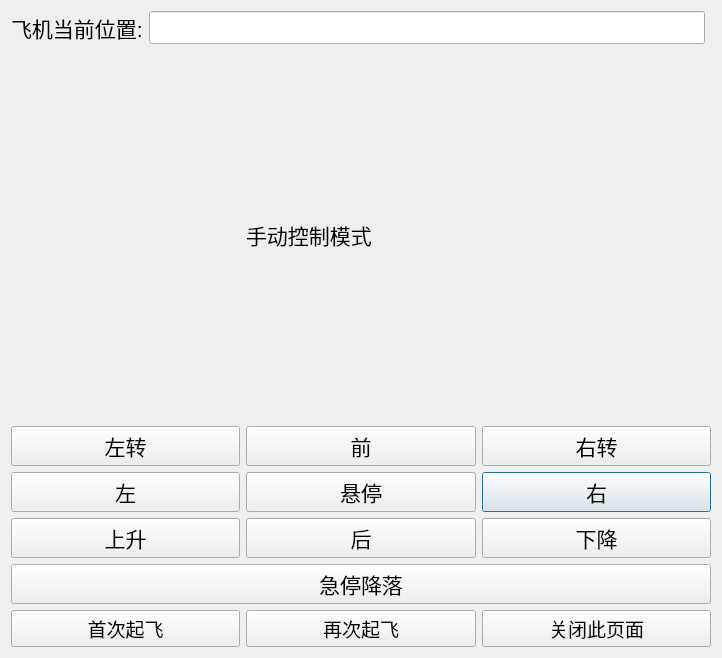
Before: the Qt Designer form src/GroundStation/GroundStation/myUI/subDialog1.ui in sincerely-hello-world/GroundStation, drawn with Qt 5.
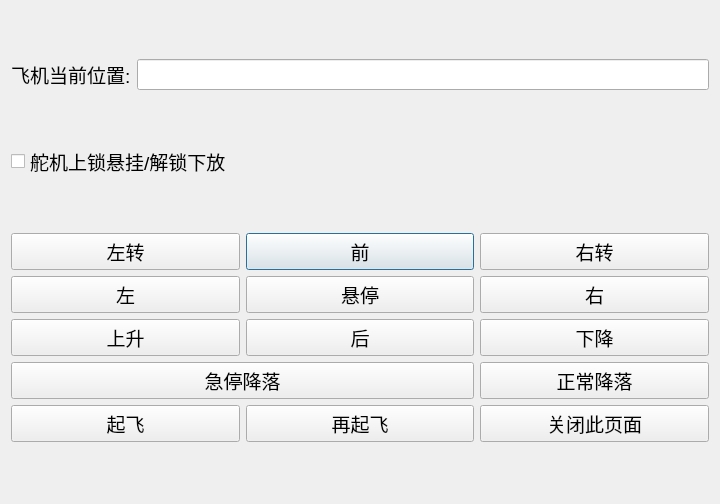
After: the same form once the commit is applied.

Commit message: 完善了起飞逻辑， 信号传递，界面布局

The edit to the form file:
```diff
--- a/src/GroundStation/GroundStation/myUI/subDialog1.ui
+++ b/src/GroundStation/GroundStation/myUI/subDialog1.ui
@@ -6,19 +6,19 @@
    <rect>
     <x>0</x>
     <y>0</y>
-    <width>722</width>
-    <height>658</height>
+    <width>720</width>
+    <height>504</height>
    </rect>
   </property>
   <property name="windowTitle">
    <string>Dialog</string>
   </property>
   <layout class="QGridLayout" name="gridLayout_2">
-   <item row="1" column="0">
+   <item row="0" column="0">
     <widget class="QLabel" name="label_pos">
      <property name="font">
       <font>
-       <pointsize>16</pointsize>
+       <pointsize>14</pointsize>
       </font>
      </property>
      <property name="text">
@@ -26,34 +26,46 @@
      </property>
     </widget>
    </item>
-   <item row="1" column="1">
+   <item row="0" column="1">
     <widget class="QLineEdit" name="lineEdit_pos">
      <property name="font">
       <font>
-       <pointsize>16</pointsize>
+       <pointsize>14</pointsize>
       </font>
      </property>
     </widget>
    </item>
-   <item row="2" column="0" colspan="3">
+   <item row="1" column="0" colspan="2">
+    <widget class="QCheckBox" name="checkBox">
+     <property name="font">
+      <font>
+       <pointsize>14</pointsize>
+      </font>
+     </property>
+     <property name="text">
+      <string>舵机上锁悬挂/解锁下放</string>
+     </property>
+    </widget>
+   </item>
+   <item row="2" column="0" colspan="2">
     <layout class="QGridLayout" name="gridLayout">
-     <item row="2" column="2">
-      <widget class="QPushButton" name="pushButton_right">
+     <item row="0" column="1">
+      <widget class="QPushButton" name="pushButton_forward">
        <property name="font">
         <font>
-         <pointsize>16</pointsize>
+         <pointsize>14</pointsize>
         </font>
        </property>
        <property name="text">
-        <string>右</string>
+        <string>前</string>
        </property>
       </widget>
      </item>
-     <item row="1" column="0">
+     <item row="0" column="0">
       <widget class="QPushButton" name="pushButton_turn_left">
        <property name="font">
         <font>
-         <pointsize>16</pointsize>
+         <pointsize>14</pointsize>
         </font>
        </property>
        <property name="text">
@@ -61,11 +73,35 @@
        </property>
       </widget>
      </item>
-     <item row="2" column="0">
+     <item row="3" column="2">
+      <widget class="QPushButton" name="pushButton_landnormal">
+       <property name="font">
+        <font>
+         <pointsize>14</pointsize>
+        </font>
+       </property>
+       <property name="text">
+        <string>正常降落</string>
+       </property>
+      </widget>
+     </item>
+     <item row="4" column="2">
+      <widget class="QPushButton" name="pushButton_closeDialog">
+       <property name="font">
+        <font>
+         <pointsize>14</pointsize>
+        </font>
+       </property>
+       <property name="text">
+        <string>关闭此页面</string>
+       </property>
+      </widget>
+     </item>
+     <item row="1" column="0">
       <widget class="QPushButton" name="pushButton_left">
        <property name="font">
         <font>
-         <pointsize>16</pointsize>
+         <pointsize>14</pointsize>
         </font>
        </property>
        <property name="text">
@@ -74,58 +110,10 @@
       </widget>
      </item>
      <item row="1" column="1">
-      <widget class="QPushButton" name="pushButton_forward">
-       <property name="font">
-        <font>
-         <pointsize>16</pointsize>
-        </font>
-       </property>
-       <property name="text">
-        <string>前</string>
-       </property>
-      </widget>
-     </item>
-     <item row="3" column="0">
-      <widget class="QPushButton" name="pushButton_up">
-       <property name="font">
-        <font>
-         <pointsize>16</pointsize>
-        </font>
-       </property>
-       <property name="text">
-        <string>上升</string>
-       </property>
-      </widget>
-     </item>
-     <item row="1" column="2">
-      <widget class="QPushButton" name="pushButton_turn_right">
-       <property name="font">
-        <font>
-         <pointsize>16</pointsize>
-        </font>
-       </property>
-       <property name="text">
-        <string>右转</string>
-       </property>
-      </widget>
-     </item>
-     <item row="3" column="1">
-      <widget class="QPushButton" name="pushButton_back">
-       <property name="font">
-        <font>
-         <pointsize>16</pointsize>
-        </font>
-       </property>
-       <property name="text">
-        <string>后</string>
-       </property>
-      </widget>
-     </item>
-     <item row="2" column="1">
       <widget class="QPushButton" name="pushButton_hover">
        <property name="font">
         <font>
-         <pointsize>16</pointsize>
+         <pointsize>14</pointsize>
         </font>
        </property>
        <property name="text">
@@ -133,23 +121,23 @@
        </property>
       </widget>
      </item>
-     <item row="6" column="2">
-      <widget class="QPushButton" name="pushButton_closeDialog">
+     <item row="1" column="2">
+      <widget class="QPushButton" name="pushButton_right">
        <property name="font">
         <font>
          <pointsize>14</pointsize>
         </font>
        </property>
        <property name="text">
-        <string>关闭此页面</string>
+        <string>右</string>
        </property>
       </widget>
      </item>
-     <item row="3" column="2">
+     <item row="2" column="2">
       <widget class="QPushButton" name="pushButton_down">
        <property name="font">
         <font>
-         <pointsize>16</pointsize>
+         <pointsize>14</pointsize>
         </font>
        </property>
        <property name="text">
@@ -157,11 +145,71 @@
        </property>
       </widget>
      </item>
-     <item row="5" column="0" colspan="3">
+     <item row="4" column="0">
+      <widget class="QPushButton" name="pushButton_fly">
+       <property name="font">
+        <font>
+         <pointsize>14</pointsize>
+        </font>
+       </property>
+       <property name="text">
+        <string>起飞</string>
+       </property>
+      </widget>
+     </item>
+     <item row="2" column="0">
+      <widget class="QPushButton" name="pushButton_up">
+       <property name="font">
+        <font>
+         <pointsize>14</pointsize>
+        </font>
+       </property>
+       <property name="text">
+        <string>上升</string>
+       </property>
+      </widget>
+     </item>
+     <item row="4" column="1">
+      <widget class="QPushButton" name="pushButton_flyagain">
+       <property name="font">
+        <font>
+         <pointsize>14</pointsize>
+        </font>
+       </property>
+       <property name="text">
+        <string>再起飞</string>
+       </property>
+      </widget>
+     </item>
+     <item row="2" column="1">
+      <widget class="QPushButton" name="pushButton_back">
+       <property name="font">
+        <font>
+         <pointsize>14</pointsize>
+        </font>
+       </property>
+       <property name="text">
+        <string>后</string>
+       </property>
+      </widget>
+     </item>
+     <item row="0" column="2">
+      <widget class="QPushButton" name="pushButton_turn_right">
+       <property name="font">
+        <font>
+         <pointsize>14</pointsize>
+        </font>
+       </property>
+       <property name="text">
+        <string>右转</string>
+       </property>
+      </widget>
+     </item>
+     <item row="3" column="0" colspan="2">
       <widget class="QPushButton" name="pushButton_stopland">
        <property name="font">
         <font>
-         <pointsize>16</pointsize>
+         <pointsize>14</pointsize>
         </font>
        </property>
        <property name="text">
@@ -169,45 +217,6 @@
        </property>
       </widget>
      </item>
-     <item row="0" column="1">
-      <widget class="QLabel" name="label">
-       <property name="font">
-        <font>
-         <pointsize>16</pointsize>
-        </font>
-       </property>
-       <property name="lineWidth">
-        <number>1</number>
-       </property>
-       <property name="text">
-        <string>手动控制模式</string>
-       </property>
-      </widget>
-     </item>
-     <item row="6" column="1">
-      <widget class="QPushButton" name="pushButton_flyagain">
-       <property name="font">
-        <font>
-         <pointsize>14</pointsize>
-        </font>
-       </property>
-       <property name="text">
-        <string>再次起飞</string>
-       </property>
-      </widget>
-     </item>
-     <item row="6" column="0">
-      <widget class="QPushButton" name="pushButton_fly">
-       <property name="font">
-        <font>
-         <pointsize>14</pointsize>
-        </font>
-       </property>
-       <property name="text">
-        <string>首次起飞</string>
-       </property>
-      </widget>
-     </item>
     </layout>
    </item>
   </layout>
```
The commit also changes 25 other files.
